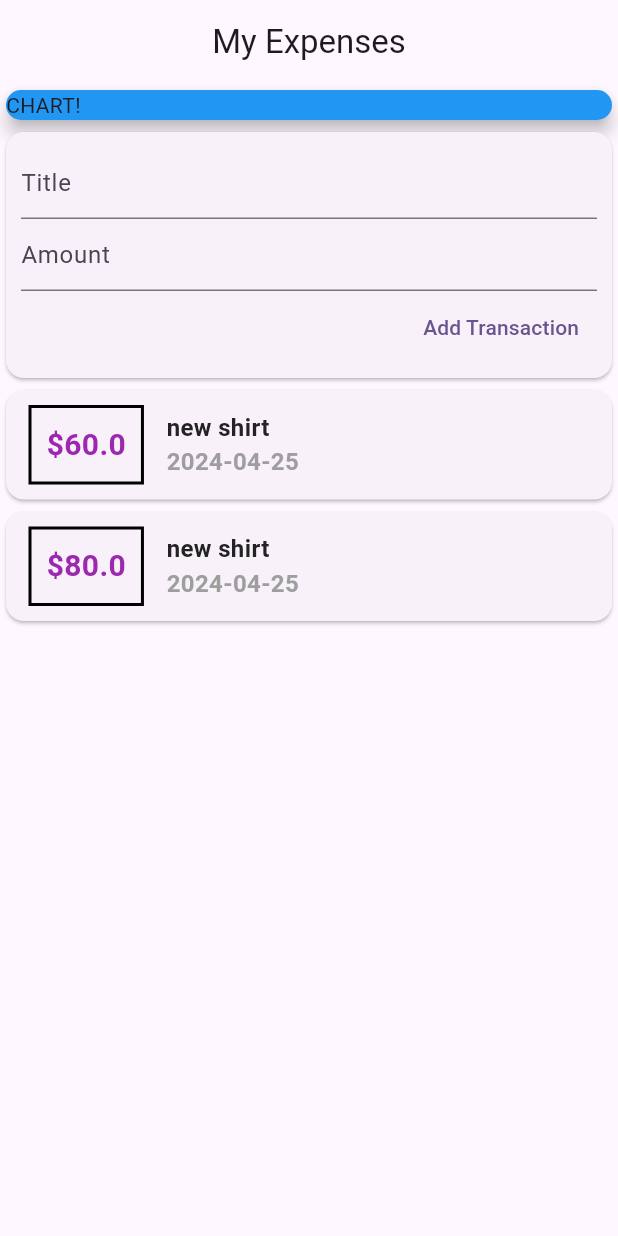
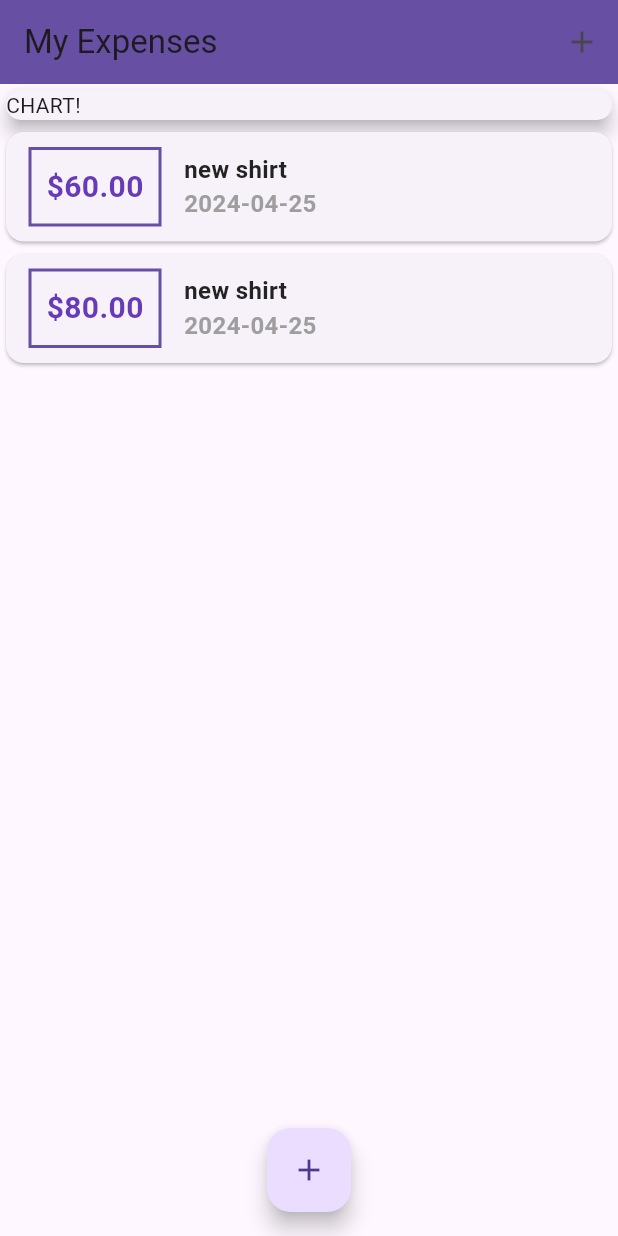
Before and after one commit to RihamGamalElaraby/PersonalExpensesApp-FlutterApp, a Flutter app: the screen it shows after launch, on a phone screen of 412 x 824 dp. Run offline on Flutter 3.47's test engine with Material 3 defaults, Android fonts, the phone set to English and light mode, and no system bars.

Commit message:
bottomsheet + theme

```diff
--- a/expensesapp/lib/main.dart
+++ b/expensesapp/lib/main.dart
@@ -13,8 +13,10 @@ class MyApp extends StatelessWidget {
     return MaterialApp(
       title: 'Expenses App',
       theme: ThemeData(
-        colorScheme: ColorScheme.fromSeed(seedColor: Colors.deepPurple),
-        useMaterial3: true,
+        primarySwatch: Colors.deepPurple,
+
+        // colorScheme: Colors.white,
+        // useMaterial3: true,
       ),
       home: MyHomeView(),
     );
--- a/expensesapp/lib/views/MyHomeView.dart
+++ b/expensesapp/lib/views/MyHomeView.dart
@@ -1,33 +1,112 @@
-import 'package:expensesapp/widgets/userTransactions.dart';
+import 'package:expensesapp/models/transaction.dart';
+// import 'package:expensesapp/widgets/add_transaction.dart';
+import 'package:expensesapp/widgets/cardAddTransaction.dart';
+import 'package:expensesapp/widgets/transactionList.dart';
 import 'package:flutter/material.dart';
 
-class MyHomeView extends StatelessWidget {
-  MyHomeView({super.key, this.amountInput, this.titleInput});
+class MyHomeView extends StatefulWidget {
+  const MyHomeView({Key? key}) : super(key: key);
 
-  String? titleInput;
-  String? amountInput;
+  @override
+  _MyHomeViewState createState() => _MyHomeViewState();
+}
+
+class _MyHomeViewState extends State<MyHomeView> {
+  final List<Transaction> transactions = [
+    Transaction(
+      id: '1',
+      amount: 60,
+      date: DateTime.now(),
+      title: 'new shirt',
+    ),
+    Transaction(
+      id: '2',
+      amount: 80.00,
+      date: DateTime.now(),
+      title: 'new shirt',
+    ),
+  ];
+
+  void _addNewTransaction(String title, double amount) {
+    final newTx = Transaction(
+      id: DateTime.now().toString(),
+      amount: amount,
+      date: DateTime.now(),
+      title: title,
+    );
+
+    setState(() {
+      transactions.add(newTx);
+    });
+  }
+
+  void _startAddNewTransaction(BuildContext context) {
+    showModalBottomSheet(
+      context: context,
+      builder: (bcontext) {
+        return GestureDetector(
+          onTap: () {},
+          behavior: HitTestBehavior.opaque,
+          child: AddTransation(
+            onpressed: _addNewTransaction,
+          ),
+        );
+      },
+    );
+  }
+
   @override
   Widget build(BuildContext context) {
     return Scaffold(
       appBar: AppBar(
-        title: Center(
-          child: Text('My Expenses'),
-        ),
+        // foregroundColor: Colors.white,
+        backgroundColor: Theme.of(context).primaryColor,
+        title: Text('My Expenses'),
+        actions: [
+          IconButton(
+            onPressed: () => _startAddNewTransaction(context),
+            icon: Icon(Icons.add),
+          ),
+        ],
       ),
-      body: Column(
-          mainAxisAlignment: MainAxisAlignment.start,
-          crossAxisAlignment: CrossAxisAlignment.start,
+      body: SingleChildScrollView(
+        child: Column(
+          crossAxisAlignment: CrossAxisAlignment.stretch,
           children: [
             Container(
               width: double.infinity,
               child: Card(
-                color: Colors.blue,
+                // color: Colors.blue,
                 elevation: 5,
                 child: Text('CHART!'),
               ),
             ),
-            UserTransactions(),
-          ]),
+            TransactionList(transactions),
+            // Column(
+            //   children: transactions
+            //       .map((tx) => Card(
+            //             child: ListTile(
+            //               leading: CircleAvatar(
+            //                 child: FittedBox(
+            //                   child: Text('\$${tx.amount}'),
+            //                 ),
+            //               ),
+            //               title: Text(tx.title),
+            //               subtitle: Text(
+            //                 '${tx.date.day}/${tx.date.month}/${tx.date.year}',
+            //               ),
+            //             ),
+            //           ))
+            //       .toList(),
+            // ),
+          ],
+        ),
+      ),
+      floatingActionButtonLocation: FloatingActionButtonLocation.centerFloat,
+      floatingActionButton: FloatingActionButton(
+        child: Icon(Icons.add),
+        onPressed: () => _startAddNewTransaction(context),
+      ),
     );
   }
 }
--- a/expensesapp/lib/widgets/transactionList.dart
+++ b/expensesapp/lib/widgets/transactionList.dart
@@ -7,45 +7,32 @@ class TransactionList extends StatelessWidget {
 
   TransactionList(this.transactions);
 
-  // final List<Transaction> transations = [
-  //   Transaction(
-  //     id: '1',
-  //     amount: 60,
-  //     date: DateTime.now(),
-  //     title: 'new shirt',
-  //   ),
-  //   Transaction(
-  //     id: '2',
-  //     amount: 80.00,
-  //     date: DateTime.now(),
-  //     title: 'new shirt',
-  //   )
-  // ];
-
   @override
   Widget build(BuildContext context) {
-    return Column(
-      children: transactions
-          .map((tx) => Card(
+    return Container(
+      height: MediaQuery.of(context).size.width,
+      child: ListView.builder(
+        itemBuilder: (context, index) {
+          return Card(
             child: Row(
               children: [
                 Container(
                   padding: EdgeInsets.all(10),
                   decoration: BoxDecoration(
                     border: Border.all(
-                            color: Colors.black,
+                      color: Theme.of(context).primaryColor,
                       width: 2,
-                            style: BorderStyle.solid),
-                        // color: Colors.yellow,
+                      style: BorderStyle.solid,
                     ),
-                      margin:
-                          EdgeInsets.symmetric(vertical: 10, horizontal: 15),
+                  ),
+                  margin: EdgeInsets.symmetric(vertical: 10, horizontal: 15),
                   child: Text(
-                        '\$${tx.amount.toString()}',
+                    '\$${transactions[index].amount.toStringAsFixed(2)}',
                     style: TextStyle(
                       fontWeight: FontWeight.bold,
                       fontSize: 20,
-                            color: Colors.purple),
+                      color: Colors.deepPurple,
+                    ),
                   ),
                 ),
                 Column(
@@ -53,25 +40,30 @@ class TransactionList extends StatelessWidget {
                   crossAxisAlignment: CrossAxisAlignment.start,
                   children: [
                     Text(
-                          tx.title,
+                      transactions[index].title,
                       style: TextStyle(
                         fontWeight: FontWeight.bold,
                         fontSize: 16,
-                              color: const Color.fromARGB(255, 35, 35, 35)),
+                        color: const Color.fromARGB(255, 35, 35, 35),
+                      ),
                     ),
                     Text(
-                          DateFormat('yyyy-MM-dd').format(tx.date),
+                      DateFormat('yyyy-MM-dd')
+                          .format(transactions[index].date), // Corrected line
                       style: TextStyle(
                         fontWeight: FontWeight.bold,
                         fontSize: 16,
-                              color: Colors.grey),
+                        color: Colors.grey,
+                      ),
                     ),
                   ],
                 )
               ],
             ),
-              ))
-          .toList(),
+          );
+        },
+        itemCount: transactions.length,
+      ),
     );
   }
 }
--- a/expensesapp/lib/widgets/userTransactions.dart
+++ b/expensesapp/lib/widgets/userTransactions.dart
@@ -1,50 +1,30 @@
-import 'package:expensesapp/models/transaction.dart';
-import 'package:expensesapp/widgets/cardAddTransaction.dart';
-import 'package:expensesapp/widgets/transactionList.dart';
-import 'package:flutter/material.dart';
+// import 'package:expensesapp/models/transaction.dart';
+// import 'package:expensesapp/widgets/cardAddTransaction.dart';
+// import 'package:expensesapp/widgets/transactionList.dart';
+// import 'package:flutter/material.dart';
 
-class UserTransactions extends StatefulWidget {
-  const UserTransactions({super.key});
+// class UserTransactions extends StatefulWidget {
+//   const UserTransactions({super.key});
 
-  @override
-  State<UserTransactions> createState() => _UserTransactionsState();
-}
+//   @override
+//   State<UserTransactions> createState() => _UserTransactionsState();
+// }
 
-class _UserTransactionsState extends State<UserTransactions> {
-  final List<Transaction> transations = [
-    Transaction(
-      id: '1',
-      amount: 60,
-      date: DateTime.now(),
-      title: 'new shirt',
-    ),
-    Transaction(
-      id: '2',
-      amount: 80.00,
-      date: DateTime.now(),
-      title: 'new shirt',
-    )
-  ];
-  void _addNewTranSation(String TXtitle, double TXamount) {
-    final newTx = Transaction(
-      id: DateTime.now().toString(),
-      amount: TXamount,
-      date: DateTime.now(),
-      title: TXtitle,
-    );
+// class _UserTransactionsState extends State<UserTransactions> {
 
-    setState(() {
-      transations.add(newTx);
-    });
-  }
 
-  @override
-  Widget build(BuildContext context) {
-    return Column(
-      children: [
-        AddTransation(onpressed: _addNewTranSation),
-        TransactionList(transations),
-      ],
-    );
-  }
-}
+//     setState(() {
+//       transations.add(newTx);
+//     });
+
+
+//   @override
+//   Widget build(BuildContext context) {
+//     return Column(
+//       children: [
+//         AddTransation(onpressed: _addNewTranSation),
+//         TransactionList(transations),
+//       ],
+//     );
+//   }
+// }
```
Also changed, not shown: expensesapp/lib/widgets/cardAddTransaction.dart (+23 -6 lines). Lines whose indentation alone changed are shown as unchanged.
